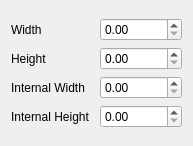
Before: the Qt Designer form crosssections/ibeamform.ui in opensourcereality/beambending, drawn with Qt 5.
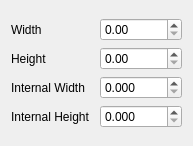
After: the same form once the commit is applied.

The edit to the form file:
```diff
--- a/crosssections/ibeamform.ui
+++ b/crosssections/ibeamform.ui
@@ -53,6 +53,9 @@
      </item>
      <item row="2" column="1">
       <widget class="QDoubleSpinBox" name="internalWidth">
+       <property name="decimals">
+        <number>3</number>
+       </property>
        <property name="singleStep">
         <double>0.010000000000000</double>
        </property>
@@ -67,6 +70,9 @@
      </item>
      <item row="3" column="1">
       <widget class="QDoubleSpinBox" name="internalHeight">
+       <property name="decimals">
+        <number>3</number>
+       </property>
        <property name="singleStep">
         <double>0.010000000000000</double>
        </property>
```
Left out of the diff: 4 changed lines with no effect on the pictures.
